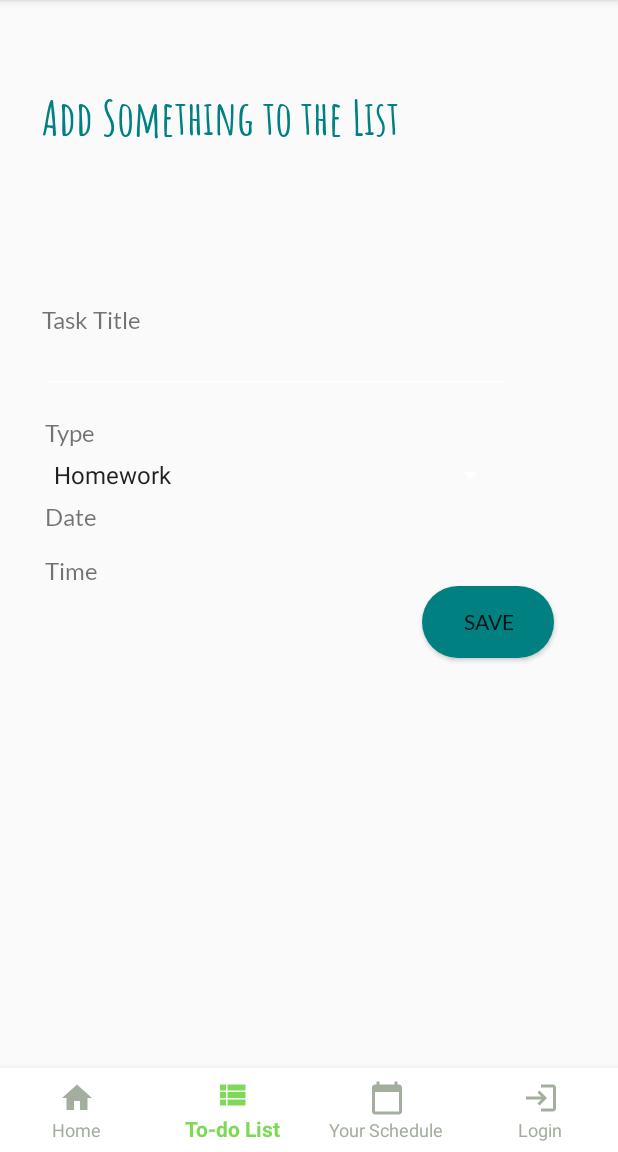
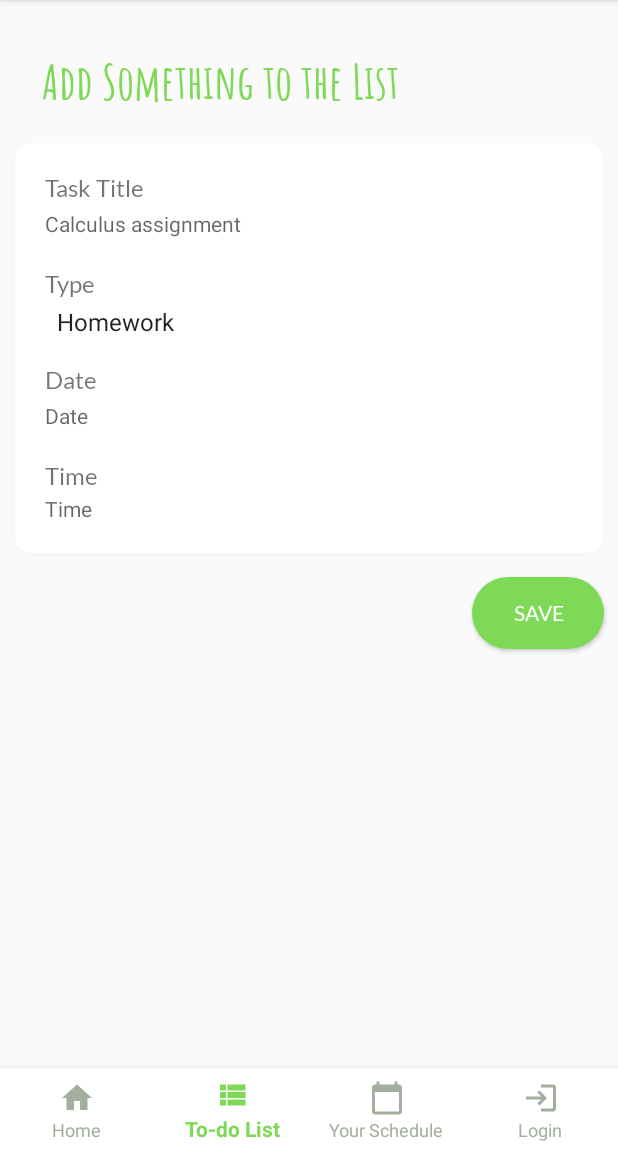
Before and after one commit to caleblipan/TheScheduler, an Android app: the screen it shows after launch (ActivityHome), item 2 of the bottom bar chosen, on a phone screen of 412 x 824 dp, the part 84-1236 px from its top. Run offline under Robolectric (Android 15) with nearby library versions, the phone set to English and light mode, and no system bars; Roboto replaces fonts that are not available here.

Commit message:
UPDATE: Updated the layout of the todolist page

```diff
--- a/app/src/main/AndroidManifest.xml
+++ b/app/src/main/AndroidManifest.xml
@@ -22,6 +22,9 @@
 
         <!-- Register Form -->
         <activity android:name=".RegisterForm"></activity>
+        <meta-data
+            android:name="preloaded_fonts"
+            android:resource="@array/preloaded_fonts" />
     </application>
 
 </manifest>
--- a/app/src/main/res/drawable/button_rounded.xml
+++ b/app/src/main/res/drawable/button_rounded.xml
@@ -1,7 +1,7 @@
 <?xml version="1.0" encoding="utf-8" ?>
 <shape xmlns:android="http://schemas.android.com/apk/res/android"
 	android:shape="rectangle">
-	<solid android:color="#008080" />
+	<solid android:color="#7ed957" />
 	<corners
 		android:bottomRightRadius="50dp"
 		android:bottomLeftRadius="50dp"
--- /dev/null
+++ b/app/src/main/res/font/overpass_semibold.xml
@@ -0,0 +1,7 @@
+<?xml version="1.0" encoding="utf-8"?>
+<font-family xmlns:app="http://schemas.android.com/apk/res-auto"
+        app:fontProviderAuthority="com.google.android.gms.fonts"
+        app:fontProviderPackage="com.google.android.gms"
+        app:fontProviderQuery="name=Overpass&amp;weight=600"
+        app:fontProviderCerts="@array/com_google_android_gms_fonts_certs">
+</font-family>
--- a/app/src/main/res/layout/activity_addtodo_list.xml
+++ b/app/src/main/res/layout/activity_addtodo_list.xml
@@ -6,101 +6,145 @@
     android:layout_height="match_parent">
 
     <TextView
-        android:id="@+id/textView3"
+        android:id="@+id/Title"
         android:layout_width="wrap_content"
         android:layout_height="wrap_content"
-        android:layout_marginTop="24dp"
         android:fontFamily="@font/amatic_sc_bold"
         android:text="Add Something to the List"
-        android:textColor="#008080"
+        android:textColor="#7ed957"
         android:textSize="32sp"
         app:layout_constraintEnd_toEndOf="parent"
         app:layout_constraintHorizontal_bias="0.16"
         app:layout_constraintStart_toStartOf="parent"
         app:layout_constraintTop_toTopOf="parent" />
 
+    <!-- Card -->
+    <androidx.cardview.widget.CardView
+        android:id="@+id/card_1"
+        android:layout_width="match_parent"
+        android:layout_height="wrap_content"
+        android:layout_marginLeft="10dp"
+        android:layout_marginTop="20dp"
+        android:layout_marginRight="10dp"
+        android:outlineAmbientShadowColor="#1A000000"
+        android:outlineSpotShadowColor="#1A000000"
+        android:padding="20dp"
+        app:cardBackgroundColor="#ffffff"
+        app:cardCornerRadius="10dp"
+        app:cardElevation="5dp"
+        app:cardMaxElevation="5dp"
+        app:cardPreventCornerOverlap="true"
+        app:layout_constraintStart_toStartOf="parent"
+        app:layout_constraintTop_toBottomOf="@id/Title">
+
         <TextView
-        android:id="@+id/textView4"
-        android:layout_width="wrap_content"
+            android:id="@+id/task_title"
+            android:layout_width="match_parent"
             android:layout_height="wrap_content"
-        android:layout_marginTop="104dp"
+            android:padding="20dp"
             android:fontFamily="@font/lato"
             android:text="Task Title"
             android:textSize="16sp"
-        app:layout_constraintEnd_toEndOf="parent"
-        app:layout_constraintHorizontal_bias="0.081"
             app:layout_constraintStart_toStartOf="parent"
-        app:layout_constraintTop_toBottomOf="@+id/textView3" />
+            app:layout_constraintTop_toTopOf="parent" />
 
         <EditText
-        android:id="@+id/taskname"
-        android:layout_width="312dp"
-        android:layout_height="39dp"
-        android:ems="10"
-        android:minHeight="48dp"
-        app:layout_constraintEnd_toEndOf="parent"
-        app:layout_constraintHorizontal_bias="0.282"
+            android:id="@+id/task_title_input"
+            android:layout_width="match_parent"
+            android:layout_height="wrap_content"
+            android:padding="20dp"
+            android:layout_marginTop="24dp"
+            android:hint="Calculus assignment"
+            android:textSize="14dp"
             app:layout_constraintStart_toStartOf="parent"
-        app:layout_constraintTop_toBottomOf="@+id/textView4" />
+            app:layout_constraintTop_toBottomOf="@+id/task_title" />
 
         <TextView
-        android:id="@+id/textView5"
-        android:layout_width="wrap_content"
+            android:id="@+id/task_type"
+            android:layout_width="match_parent"
             android:layout_height="wrap_content"
-        android:layout_marginTop="16dp"
+            android:layout_marginTop="64dp"
             android:fontFamily="@font/lato"
+            android:padding="20dp"
             android:text="Type"
             android:textSize="16sp"
+            app:layout_constraintStart_toStartOf="parent"
+            app:layout_constraintTop_toBottomOf="@+id/task_title_input" />
+
+        <Spinner
+            android:labelFor="@+id/task_type_input"
+            android:id="@+id/type"
+            android:layout_width="match_parent"
+            android:layout_height="wrap_content"
+            android:layout_marginTop="88dp"
+            android:padding="20dp"
+            android:textSize="16sp"
+            app:layout_constraintEnd_toEndOf="parent"
+            app:layout_constraintHorizontal_bias="0.274"
+            app:layout_constraintStart_toStartOf="parent"
+            app:layout_constraintTop_toBottomOf="@+id/task_type" />
+
+        <TextView
+            android:id="@+id/task_date"
+            android:layout_width="match_parent"
+            android:layout_height="wrap_content"
+            android:layout_marginTop="128dp"
+            android:fontFamily="@font/lato"
+            android:text="Date"
+            android:textSize="16sp"
+            android:padding="20dp"
             app:layout_constraintEnd_toEndOf="parent"
             app:layout_constraintHorizontal_bias="0.079"
             app:layout_constraintStart_toStartOf="parent"
-        app:layout_constraintTop_toBottomOf="@+id/taskname" />
+            app:layout_constraintTop_toBottomOf="@+id/task_type_input" />
 
-    <Spinner
-        android:labelFor="@+id/type"
-        android:id="@+id/type"
-        android:layout_width="309dp"
-        android:layout_height="36dp"
-        app:layout_constraintEnd_toEndOf="parent"
-        app:layout_constraintHorizontal_bias="0.274"
+        <EditText
+            android:id="@+id/task_date_input"
+            android:layout_width="match_parent"
+            android:layout_height="wrap_content"
+            android:padding="20dp"
+            android:layout_marginTop="152dp"
+            android:hint="Date"
+            android:textSize="14dp"
             app:layout_constraintStart_toStartOf="parent"
-        app:layout_constraintTop_toBottomOf="@+id/textView5" />
+            app:layout_constraintTop_toBottomOf="@+id/task_title" />
 
         <TextView
-        android:id="@+id/textView6"
-        android:layout_width="wrap_content"
+            android:id="@+id/task_time"
+            android:layout_width="match_parent"
             android:layout_height="wrap_content"
-        android:fontFamily="@font/lato"
-        android:text="Date"
-        android:textSize="16sp"
-        app:layout_constraintEnd_toEndOf="parent"
-        app:layout_constraintHorizontal_bias="0.079"
-        app:layout_constraintStart_toStartOf="parent"
-        app:layout_constraintTop_toBottomOf="@+id/type" />
-
-    <TextView
-        android:id="@+id/textView7"
-        android:layout_width="wrap_content"
-        android:layout_height="wrap_content"
-        android:layout_marginTop="16dp"
+            android:layout_marginTop="192dp"
             android:fontFamily="@font/lato"
             android:text="Time"
+            android:padding="20dp"
             android:textSize="16sp"
-        app:layout_constraintEnd_toEndOf="parent"
-        app:layout_constraintHorizontal_bias="0.079"
             app:layout_constraintStart_toStartOf="parent"
-        app:layout_constraintTop_toBottomOf="@+id/textView6" />
+            app:layout_constraintTop_toBottomOf="@+id/task_date_input" />
+
+        <EditText
+            android:id="@+id/task_time_input"
+            android:layout_width="match_parent"
+            android:layout_height="wrap_content"
+            android:padding="20dp"
+            android:layout_marginTop="214dp"
+            android:hint="Time"
+            android:textSize="14dp"
+            app:layout_constraintStart_toStartOf="parent"
+            app:layout_constraintTop_toBottomOf="@+id/task_time" />
+    </androidx.cardview.widget.CardView>
 
     <Button
         android:id="@+id/button"
         android:layout_width="wrap_content"
         android:layout_height="wrap_content"
-        android:layout_marginBottom="40dp"
+        android:layout_marginTop="16dp"
         android:background="@drawable/button_rounded"
         android:fontFamily="@font/lato"
         android:text="Save"
-        app:layout_constraintTop_toBottomOf="@+id/textView7"
+        android:textColor="#ffffff"
         app:layout_constraintEnd_toEndOf="parent"
-        app:layout_constraintHorizontal_bias="0.869"
-        app:layout_constraintStart_toStartOf="parent" />
+        app:layout_constraintHorizontal_bias="0.972"
+        app:layout_constraintRight_toRightOf="parent"
+        app:layout_constraintStart_toStartOf="parent"
+        app:layout_constraintTop_toBottomOf="@+id/card_1" />
 </androidx.constraintlayout.widget.ConstraintLayout>
--- a/app/src/main/res/layout/fragment_home.xml
+++ b/app/src/main/res/layout/fragment_home.xml
@@ -26,7 +26,6 @@
             android:id="@+id/Title"
             android:layout_width="wrap_content"
             android:layout_height="wrap_content"
-            android:layout_marginBottom="0dp"
             android:fontFamily="@font/amatic_sc_bold"
             android:paddingLeft="30dp"
             android:paddingRight="30dp"
@@ -48,7 +47,7 @@
             android:outlineSpotShadowColor="#1A000000"
             android:padding="0dp"
             app:cardBackgroundColor="#ffffff"
-            app:cardCornerRadius="20dp"
+            app:cardCornerRadius="10dp"
             app:cardElevation="5dp"
             app:cardMaxElevation="5dp"
             app:cardPreventCornerOverlap="true"
@@ -65,7 +64,7 @@
                 android:fontFamily="@font/lato"
                 android:paddingLeft="20dp"
                 android:paddingRight="30dp"
-                android:text="Sunday, 5 December"
+                android:text="Wednesday, 13 October"
                 android:textColor="#1d1d1d"
                 android:textSize="16sp"
                 android:textStyle="bold"
@@ -115,7 +114,7 @@
             android:layout_marginRight="10dp"
             android:outlineSpotShadowColor="#1A000000"
             app:cardBackgroundColor="#ffffff"
-            app:cardCornerRadius="20dp"
+            app:cardCornerRadius="10dp"
             app:cardElevation="5dp"
             app:cardMaxElevation="5dp"
             app:cardPreventCornerOverlap="true"
@@ -132,7 +131,7 @@
                 android:fontFamily="@font/lato"
                 android:paddingLeft="20dp"
                 android:paddingRight="30dp"
-                android:text="Monday, 6 December"
+                android:text="Thursday, 14 October"
                 android:textColor="#1d1d1d"
                 android:textSize="16sp"
                 android:textStyle="bold"
@@ -182,7 +181,7 @@
             android:layout_marginRight="10dp"
             android:outlineSpotShadowColor="#1A000000"
             app:cardBackgroundColor="#ffffff"
-            app:cardCornerRadius="20dp"
+            app:cardCornerRadius="10dp"
             app:cardElevation="5dp"
             app:cardMaxElevation="5dp"
             app:cardPreventCornerOverlap="true"
@@ -199,7 +198,7 @@
                 android:fontFamily="@font/lato"
                 android:paddingLeft="20dp"
                 android:paddingRight="30dp"
-                android:text="Tuesday, 7 December"
+                android:text="Friday, 15 October"
                 android:textColor="#1d1d1d"
                 android:textSize="16sp"
                 android:textStyle="bold"
@@ -249,7 +248,7 @@
             android:layout_marginRight="10dp"
             android:outlineSpotShadowColor="#1A000000"
             app:cardBackgroundColor="#ffffff"
-            app:cardCornerRadius="20dp"
+            app:cardCornerRadius="10dp"
             app:cardElevation="5dp"
             app:cardMaxElevation="5dp"
             app:cardPreventCornerOverlap="true"
@@ -266,7 +265,7 @@
                 android:fontFamily="@font/lato"
                 android:paddingLeft="20dp"
                 android:paddingRight="30dp"
-                android:text="Wednesday, 8 December"
+                android:text="Saturday, 16 October"
                 android:textColor="#1d1d1d"
                 android:textSize="16sp"
                 android:textStyle="bold"
@@ -318,7 +317,7 @@
             android:outlineSpotShadowColor="#1A000000"
             android:padding="20dp"
             app:cardBackgroundColor="#ffffff"
-            app:cardCornerRadius="20dp"
+            app:cardCornerRadius="10dp"
             app:cardElevation="5dp"
             app:cardMaxElevation="5dp"
             app:cardPreventCornerOverlap="true"
@@ -335,7 +334,7 @@
                 android:fontFamily="@font/lato"
                 android:paddingLeft="20dp"
                 android:paddingRight="30dp"
-                android:text="Thursday, 9 December"
+                android:text="Sunday, 17 October"
                 android:textColor="#1d1d1d"
                 android:textSize="16sp"
                 android:textStyle="bold"
--- a/app/src/main/res/layout/fragment_login.xml
+++ b/app/src/main/res/layout/fragment_login.xml
@@ -16,7 +16,7 @@
         android:text="Login"
         android:fontFamily="@font/amatic_sc"
         android:textStyle="bold"
-        android:textColor="#008080"
+        android:textColor="#7ed957"
         android:textSize="32sp"
         android:id="@+id/textView"
         app:layout_constraintStart_toStartOf="parent"
@@ -49,7 +49,7 @@
         android:text="Forgot password?"
         android:clickable="true"
         android:textSize="14sp"
-        android:textColor="#008080"
+        android:textColor="#7ed957"
         android:id="@+id/forgotPassword"
         app:layout_constraintStart_toStartOf="parent"
         app:layout_constraintTop_toBottomOf="@id/Password"
@@ -73,7 +73,7 @@
         android:layout_marginTop="16dp"
         android:text="Don't have an account yet? Register"
         android:clickable="true"
-        android:textColor="#008080"
+        android:textColor="#7ed957"
         android:textSize="14sp"
         android:id="@+id/noAccount"
         app:layout_constraintLeft_toLeftOf="parent"
--- a/app/src/main/res/layout/fragment_register.xml
+++ b/app/src/main/res/layout/fragment_register.xml
@@ -15,7 +15,7 @@
         android:text="Register"
         android:fontFamily="@font/amatic_sc"
         android:textStyle="bold"
-        android:textColor="#008080"
+        android:textColor="#7ed957"
         android:textSize="32sp"
         android:id="@+id/textView"
         app:layout_constraintStart_toStartOf="parent"
@@ -70,7 +70,7 @@
         android:layout_marginTop="16dp"
         android:text="Already have an account? Login"
         android:clickable="true"
-        android:textColor="#008080"
+        android:textColor="#7ed957"
         android:textSize="14sp"
         android:id="@+id/haveAnAccount"
         app:layout_constraintLeft_toLeftOf="parent"
```
Lines whose indentation alone changed are shown as unchanged.
